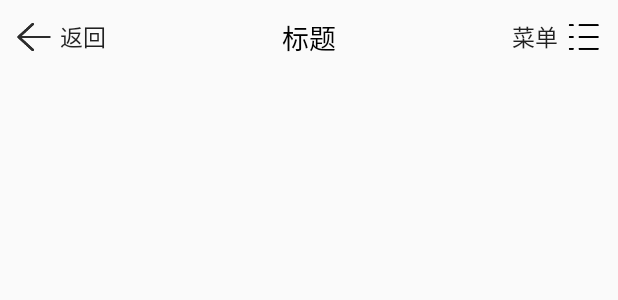
After one commit to PdKingLiu/ConvenientMeeting, an Android app: the layout layout_titleview.xml on its own in the app's theme, with its tools: preview values and no code run, on a phone screen of 412 x 824 dp. The commit adds this screen. Shown: the top 300 px of the screen. Run offline under Robolectric (Android 15) with nearby library versions, the phone set to English and light mode, and no system bars.

Commit message:
自定义标题栏

```diff
--- a/app/src/main/AndroidManifest.xml
+++ b/app/src/main/AndroidManifest.xml
@@ -35,6 +35,7 @@
         android:allowBackup="true"
         android:icon="@mipmap/ic_launcher"
         android:label="@string/app_name"
+        android:networkSecurityConfig="@xml/network_security_config"
         android:roundIcon="@mipmap/ic_launcher_round"
         android:supportsRtl="true"
         android:launchMode="singleInstance"
--- a/app/src/main/java/com/pdking/convenientmeeting/activity/ShowFaceResultActivity.java
+++ b/app/src/main/java/com/pdking/convenientmeeting/activity/ShowFaceResultActivity.java
@@ -2,7 +2,6 @@ package com.pdking.convenientmeeting.activity;
 
 import android.content.Intent;
 import android.graphics.Bitmap;
-import android.graphics.BitmapFactory;
 import android.graphics.Canvas;
 import android.graphics.Color;
 import android.graphics.Paint;
@@ -36,13 +35,11 @@ import com.arcsoft.face.LivenessInfo;
 import com.arcsoft.face.VersionInfo;
 import com.bumptech.glide.Glide;
 import com.pdking.convenientmeeting.R;
-import com.pdking.convenientmeeting.activity.utils.ImageUtil;
+import com.pdking.convenientmeeting.utils.ImageUtil;
 import com.pdking.convenientmeeting.common.Constant;
 import com.pdking.convenientmeeting.db.UserInfo;
 
 import java.io.File;
-import java.io.FileNotFoundException;
-import java.io.IOException;
 import java.util.ArrayList;
 import java.util.List;
 
--- a/app/src/main/java/com/pdking/convenientmeeting/activity/utils/ImageUtil.java
+++ b/app/src/main/java/com/pdking/convenientmeeting/utils/ImageUtil.java
@@ -1,4 +1,4 @@
-package com.pdking.convenientmeeting.activity.utils;
+package com.pdking.convenientmeeting.utils;
 
 import android.content.Context;
 import android.graphics.Bitmap;
--- /dev/null
+++ b/app/src/main/res/layout/layout_titleview.xml
@@ -0,0 +1,71 @@
+<?xml version="1.0" encoding="utf-8"?>
+<RelativeLayout xmlns:android="http://schemas.android.com/apk/res/android"
+    android:id="@+id/rl_viewGroup"
+    android:layout_width="match_parent"
+    android:layout_height="50dp">
+
+    <LinearLayout
+        android:id="@+id/ll_left"
+        android:layout_width="wrap_content"
+        android:layout_height="50dp"
+        android:layout_alignParentStart="true"
+        android:layout_marginStart="10dp"
+        android:orientation="horizontal">
+
+        <Button
+            android:id="@+id/btn_return"
+            android:layout_width="25dp"
+            android:layout_height="25dp"
+            android:layout_gravity="center_vertical"
+            android:background="@mipmap/title_return" />
+
+        <Button
+            android:id="@+id/tv_return"
+            android:layout_width="40dp"
+            android:layout_height="25dp"
+            android:layout_gravity="center_vertical"
+            android:background="@android:color/transparent"
+            android:text="返回"
+            android:textSize="15sp" />
+
+    </LinearLayout>
+
+    <TextView
+        android:textColor="@android:color/black"
+        android:id="@+id/tv_title"
+        android:layout_width="wrap_content"
+        android:layout_height="wrap_content"
+        android:layout_centerInParent="true"
+        android:text="标题"
+        android:textSize="18sp" />
+
+
+    <LinearLayout
+        android:id="@+id/ll_right"
+        android:layout_width="wrap_content"
+        android:layout_height="50dp"
+        android:layout_alignParentEnd="true"
+        android:layout_marginEnd="10dp"
+        android:orientation="horizontal">
+
+
+        <Button
+            android:id="@+id/tv_menu"
+            android:layout_width="40dp"
+            android:layout_height="25dp"
+            android:layout_gravity="center_vertical"
+            android:background="@android:color/transparent"
+            android:text="菜单"
+            android:textSize="15sp" />
+
+        <Button
+            android:id="@+id/btn_menu"
+            android:layout_width="25dp"
+            android:layout_height="25dp"
+            android:layout_gravity="center_vertical"
+            android:background="@mipmap/title_menu" />
+
+
+    </LinearLayout>
+
+</RelativeLayout>
--- /dev/null
+++ b/app/src/main/res/xml/network_security_config.xml
@@ -0,0 +1,4 @@
+<?xml version="1.0" encoding="utf-8"?>
+<network-security-config>
+    <base-config cleartextTrafficPermitted="true" />
+</network-security-config>
```
Also changed, not shown: app/src/main/java/com/pdking/convenientmeeting/weight/TitleView.java (added, +191 -0 lines), app/src/main/res/values/attrs.xml (added, +25 -0 lines), app/src/main/res/mipmap-xhdpi/title_menu.png (added), app/src/main/res/mipmap-xhdpi/title_return.png (added), app/src/main/res/mipmap-xhdpi/title_return2.png (added).
